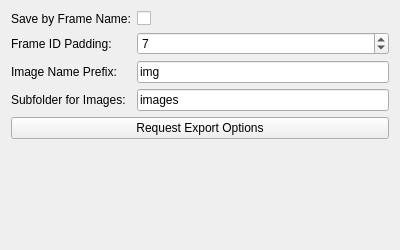
Old version of the form src/WhiskerToolbox/IO_Widgets/Media/MediaExport_Widget.ui in the repository paulmthompson/WhiskerToolbox.
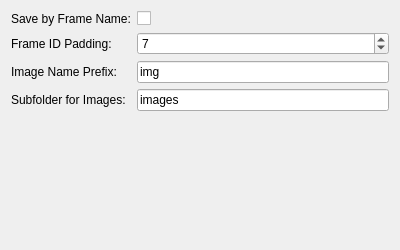
New version of the form.

Commit message: can export media alongside points when saving as CSV

Patch:
```diff
--- a/src/WhiskerToolbox/IO_Widgets/Media/MediaExport_Widget.ui
+++ b/src/WhiskerToolbox/IO_Widgets/Media/MediaExport_Widget.ui
@@ -89,16 +89,6 @@
      </item>
     </layout>
    </item>
-   <item>
-    <widget class="QPushButton" name="get_options_button">
-     <property name="text">
-      <string>Request Export Options</string>
-     </property>
-     <property name="toolTip">
-      <string>Click to have the widget emit its current configuration.</string>
-     </property>
-    </widget>
-   </item>
    <item>
     <spacer name="verticalSpacer">
      <property name="orientation">
```
Left out of the diff: 12 changed lines with no effect on the pictures. The commit also changes 5 other files.
